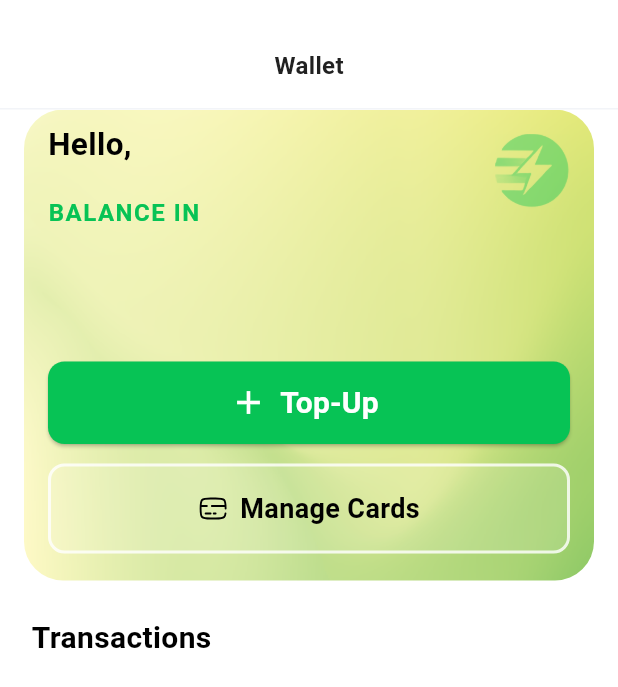
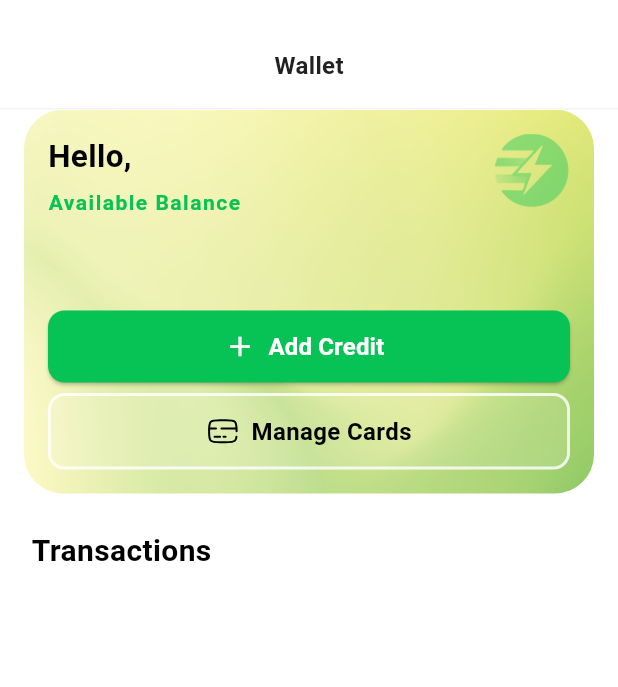
Before and after one commit to michaelsam94/mp-mobile, a Flutter app: the WalletScreen screen opened directly, on a phone screen of 412 x 824 dp. Shown: the top 687 px of the screen. Run offline on Flutter 3.47's test engine with Material 3 defaults, Android fonts, the phone set to English and light mode, and no system bars; our stand-ins replace bloc, dio, dotted_border, firebase_core, firebase_messaging, flutter_bloc and 9 more; missing offline and left inert: mobile_scanner; accounts and stored records are empty; network calls fail; project files that could hold a hidden picture were left out.

Commit message:
Update wallet screen: add credit button color, manage cards button styling, and transaction display improvements

```diff
--- a/lib/presentation/wallet/wallet_screen.dart
+++ b/lib/presentation/wallet/wallet_screen.dart
@@ -66,7 +66,7 @@ class WalletScreen extends StatelessWidget {
                       ),
                       borderRadius: BorderRadius.circular(26),
                     ),
-                    padding: EdgeInsets.symmetric(horizontal: 16, vertical: 8),
+                    padding: EdgeInsets.symmetric(horizontal: 16, vertical: 16),
                     child: BlocBuilder<WalletCubit, WalletState>(
                       builder: (context, state) {
                         return Column(
@@ -80,12 +80,12 @@ class WalletScreen extends StatelessWidget {
                             color: Colors.black,
                           ),
                         ),
-                        SizedBox(height: 19),
+                        SizedBox(height: 6),
                         Text(
-                          "BALANCE IN ${WalletCubit.get(context).currency ?? ""}",
+                          "Available Balance""",
                           style: TextStyle(
                             color: AppColors.primary,
-                            fontSize: 16,
+                            fontSize: 14,
                             fontWeight: FontWeight.w600,
                             letterSpacing: 1.0,
                           ),
@@ -95,12 +95,12 @@ class WalletScreen extends StatelessWidget {
                           "${WalletCubit.get(context).currency ?? ""} ${WalletCubit.get(context).balance ?? ""}",
                           style: TextStyle(
                             fontWeight: FontWeight.bold,
-                            fontSize: 41,
+                            fontSize: 34,
                             color: Colors.black,
                             letterSpacing: 1,
                           ),
                         ),
-                        SizedBox(height: 22),
+                        SizedBox(height: 6),
                         // Top Up button
                         SizedBox(
                           width: double.infinity,
@@ -108,19 +108,19 @@ class WalletScreen extends StatelessWidget {
                             icon: Icon(
                               Icons.add,
                               color: Colors.white,
-                              size: 26,
+                              size: 22,
                             ),
                             label: Text(
-                              'Top-Up',
+                              'Add Credit',
                               style: TextStyle(
                                 color: Colors.white,
                                 fontWeight: FontWeight.bold,
-                                fontSize: 20,
+                                fontSize: 16,
                               ),
                             ),
                             style: ElevatedButton.styleFrom(
                               backgroundColor: AppColors.primary,
-                              minimumSize: Size(0, 55),
+                              minimumSize: Size(0, 48),
                               shape: RoundedRectangleBorder(
                                 borderRadius: BorderRadius.circular(11),
                               ),
@@ -130,7 +130,7 @@ class WalletScreen extends StatelessWidget {
                             },
                           ),
                         ),
-                        SizedBox(height: 13),
+                        SizedBox(height: 7),
                         // Add Card button
                         Container(
                           width: double.infinity,
@@ -141,6 +141,7 @@ class WalletScreen extends StatelessWidget {
                             ),
                             borderRadius: BorderRadius.circular(11),
                             color: Colors.white.withOpacity(0.12),
+
                           ),
                           child: Material(
                             color: Colors.transparent,
@@ -150,18 +151,20 @@ class WalletScreen extends StatelessWidget {
                                 context.goTo(ManageCardsScreen());
                               },
                               child: Padding(
-                                padding: EdgeInsets.symmetric(vertical: 15),
+                                padding: EdgeInsets.symmetric(vertical: 12),
                                 child: Row(
                                   mainAxisAlignment: MainAxisAlignment.center,
                                   children: [
                                     SvgPicture.asset(
                                       "assets/icons/add_card.svg",
+                                      width: 22,
+                                      height: 22,
                                     ),
                                     SizedBox(width: 8),
                                     Text(
                                       "Manage Cards",
                                       style: TextStyle(
-                                        fontSize: 18,
+                                        fontSize: 16,
                                         fontWeight: FontWeight.w600,
                                         color: Colors.black,
                                       ),
@@ -172,7 +175,7 @@ class WalletScreen extends StatelessWidget {
                             ),
                           ),
                         ),
-                        SizedBox(height: 10),
+
 
                         // Manage Cards button
                         // Container(
@@ -353,7 +356,7 @@ class WalletScreen extends StatelessWidget {
                                 crossAxisAlignment: CrossAxisAlignment.start,
                                 children: [
                                   Text(
-                                    "Top up",
+                                    "Credit Added",
                                     style: TextStyle(
                                       fontWeight: FontWeight.bold,
                                       fontSize: 18,
@@ -377,7 +380,7 @@ class WalletScreen extends StatelessWidget {
                               child: Text(
                                 "${item.amount} ${item.currency}",
                                 style: TextStyle(
-                                  color: green,
+                                  color: Color(0xFF52996D),
                                   fontSize: 19,
                                   fontWeight: FontWeight.bold,
                                 ),
```
Also changed, not shown: assets/images/chargin_session.png (added), assets/images/top_up.png (added), lib/presentation/profile/models/settings_response_model.dart (line endings or trailing spaces).
